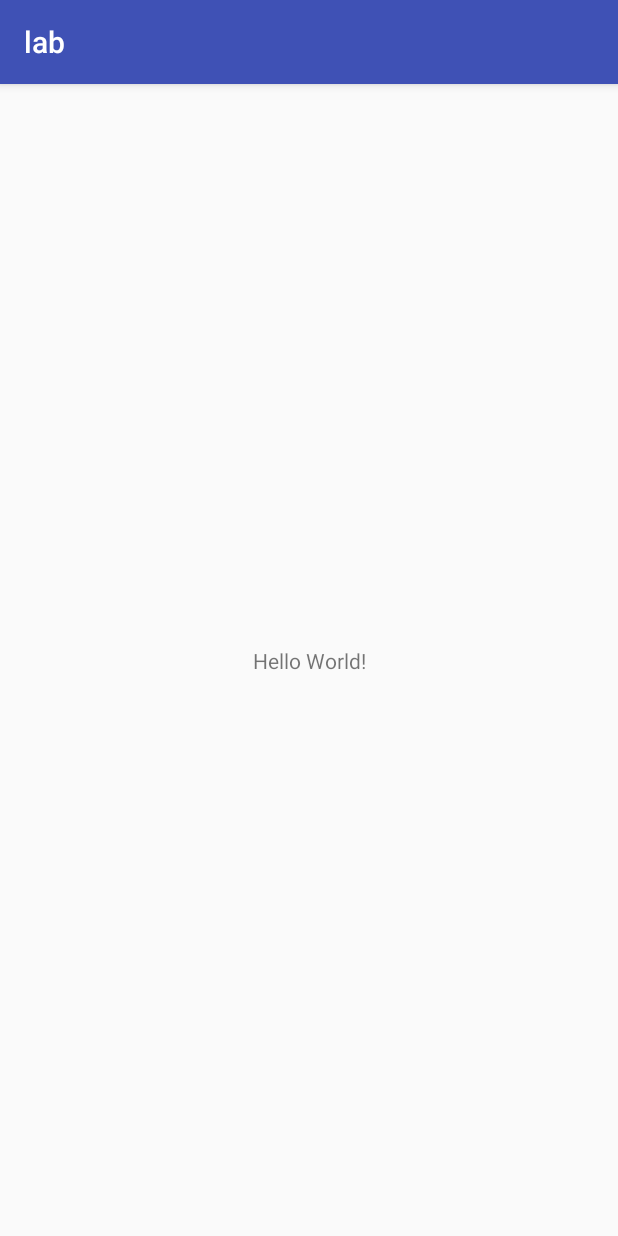
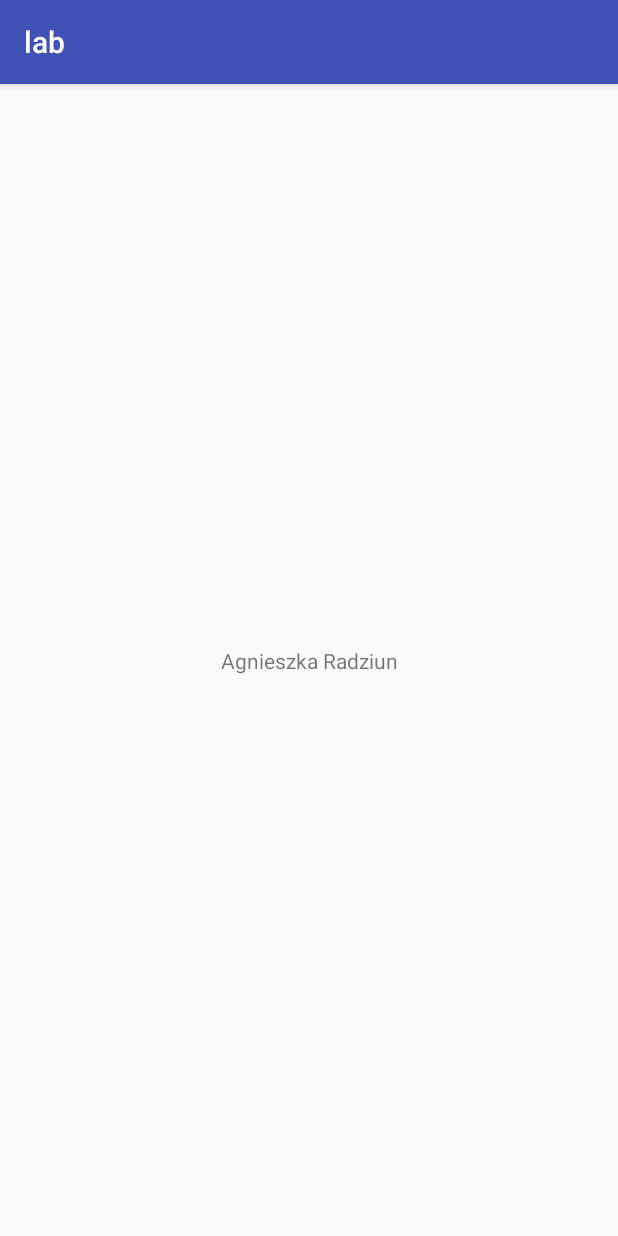
Before and after one commit to agnieszkaradziun/Laboratorium, an Android app: the screen it shows after launch (MainActivity), on a phone screen of 412 x 824 dp. Run offline under Robolectric (Android 15) with nearby library versions, the phone set to English and light mode, and no system bars.

Commit message:
Zadanie z nazwiskiem

```diff
--- a/app/src/main/res/layout/activity_main.xml
+++ b/app/src/main/res/layout/activity_main.xml
@@ -9,7 +9,7 @@
     <TextView
         android:layout_width="wrap_content"
         android:layout_height="wrap_content"
-        android:text="Hello World!"
+        android:text="Agnieszka Radziun"
         app:layout_constraintBottom_toBottomOf="parent"
         app:layout_constraintLeft_toLeftOf="parent"
         app:layout_constraintRight_toRightOf="parent"
```
